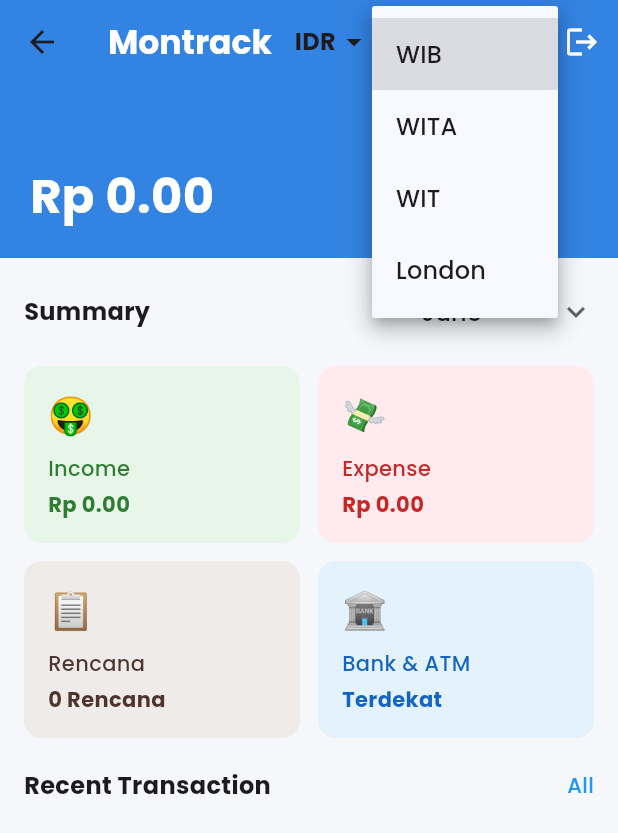
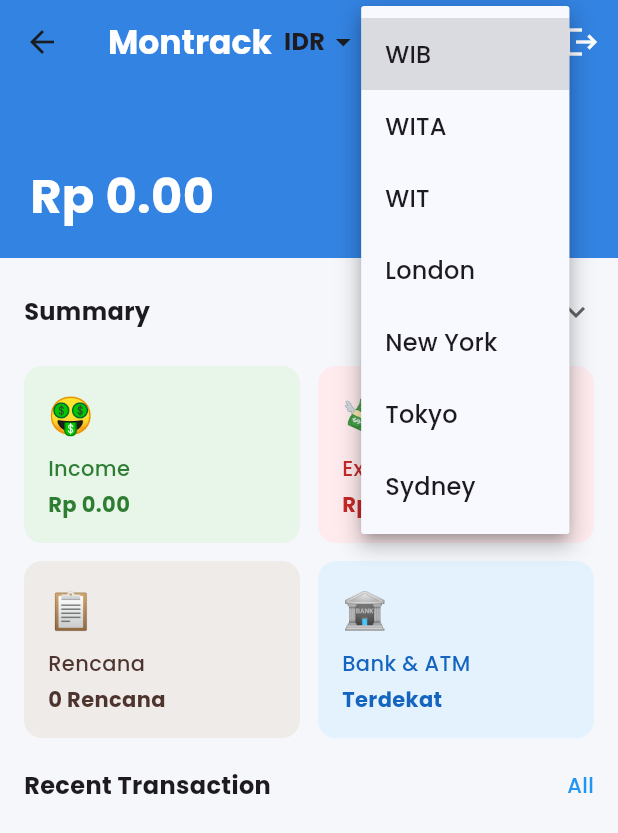
Before and after one commit to NaufalR12/PA-Mobile, a Flutter app: the DashboardScreen screen opened directly, after a tap on "Bank & ATM", after a tap on "All", after a tap on "WIB", on a phone screen of 412 x 824 dp. Shown: the top 833 px of the screen. Run offline on Flutter 3.47's test engine with Material 3 defaults, Android fonts, the phone set to English and light mode, and no system bars; our stand-ins replace cached_network_image, flutter_map, flutter_secure_storage, geolocator, google_fonts, image_picker and 2 more; missing offline and left inert: flutter_polyline_points; accounts and stored records are empty; network calls fail.

Commit message:
mata uang & waktu

```diff
--- a/mobile_app/lib/models/transaction_model.dart
+++ b/mobile_app/lib/models/transaction_model.dart
@@ -5,6 +5,7 @@ class Transaction {
   final int categoryId;
   final String description;
   final DateTime date;
+  final DateTime createdAt;
 
   Transaction({
     required this.id,
@@ -13,6 +14,7 @@ class Transaction {
     required this.categoryId,
     required this.description,
     required this.date,
+    required this.createdAt,
   });
 
   factory Transaction.fromJson(Map<String, dynamic> json) {
@@ -31,6 +33,8 @@ class Transaction {
         categoryId: json['categoryId'] ?? json['category_id'] ?? 0,
         description: json['description'] ?? '',
         date: DateTime.parse(json['date'] ?? DateTime.now().toIso8601String()),
+        createdAt: DateTime.parse(
+            json['created_at'] ?? DateTime.now().toIso8601String()),
       );
     } catch (e) {
       print('Error parsing Transaction JSON: $e');
@@ -47,6 +51,7 @@ class Transaction {
       'categoryId': categoryId,
       'description': description,
       'date': date.toIso8601String(),
+      'createdAt': createdAt.toIso8601String(),
     };
   }
 }
--- a/mobile_app/lib/providers/timezone_provider.dart
+++ b/mobile_app/lib/providers/timezone_provider.dart
@@ -16,6 +16,14 @@ class TimeZoneProvider with ChangeNotifier {
     TimeZoneInfo(name: 'WIT', label: 'WIT (GMT+9)', offset: Duration(hours: 9)),
     TimeZoneInfo(
         name: 'London', label: 'London (GMT+0)', offset: Duration(hours: 0)),
+    TimeZoneInfo(
+        name: 'New York',
+        label: 'New York (GMT-4)',
+        offset: Duration(hours: -4)),
+    TimeZoneInfo(
+        name: 'Tokyo', label: 'Tokyo (GMT+9)', offset: Duration(hours: 9)),
+    TimeZoneInfo(
+        name: 'Sydney', label: 'Sydney (GMT+10)', offset: Duration(hours: 10)),
     // Tambahkan zona lain jika perlu
   ];
 
--- a/mobile_app/lib/screens/transaction_screen.dart
+++ b/mobile_app/lib/screens/transaction_screen.dart
@@ -254,6 +254,7 @@ class _TransactionScreenState extends State<TransactionScreen> {
                 categoryId: selectedCategoryId!,
                 description: descriptionController.text,
                 date: selectedDate,
+                createdAt: transaction?.createdAt ?? DateTime.now(),
               );
 
               bool success;
@@ -807,7 +808,7 @@ class _TransactionScreenState extends State<TransactionScreen> {
                             Consumer<TimeZoneProvider>(
                               builder: (context, timeZoneProvider, _) {
                                 return Text(
-                                  timeZoneProvider.format(transaction.date,
+                                  timeZoneProvider.format(transaction.createdAt,
                                       pattern: 'dd MMMM yyyy HH:mm'),
                                   style: TextStyle(
                                     fontSize: 12,
--- a/mobile_app/lib/services/transaction_service.dart
+++ b/mobile_app/lib/services/transaction_service.dart
@@ -51,6 +51,7 @@ class TransactionService {
       'categoryId': transaction.categoryId,
       'description': transaction.description,
       'date': transaction.date.toIso8601String(),
+      'created_at': transaction.createdAt.toIso8601String(),
     };
 
     print('Creating transaction at: $baseUrl/transaction?userId=$userId');
@@ -86,6 +87,7 @@ class TransactionService {
       'categoryId': transaction.categoryId,
       'description': transaction.description,
       'date': transaction.date.toIso8601String(),
+      'created_at': transaction.createdAt.toIso8601String(),
       'userId': userId,
     };
 
```
